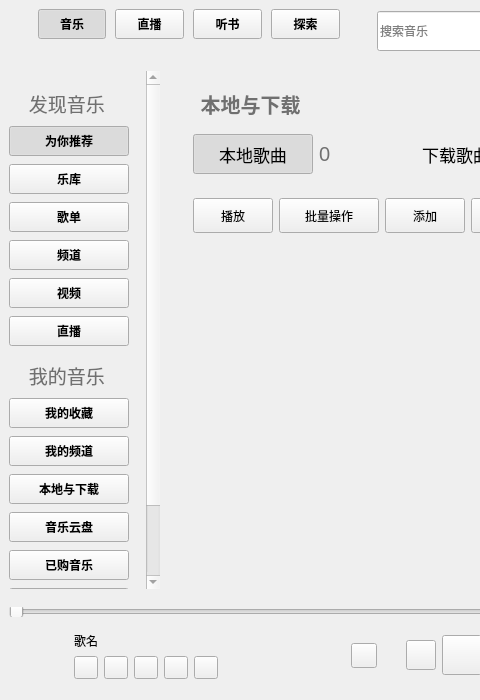
Old version of the form KuGouApp.ui in the repository a-mo-xi-wei/KuGouApp; both pictures show x 0 to 480 and y 0 to 700 of the 1050 by 700 pixel window.
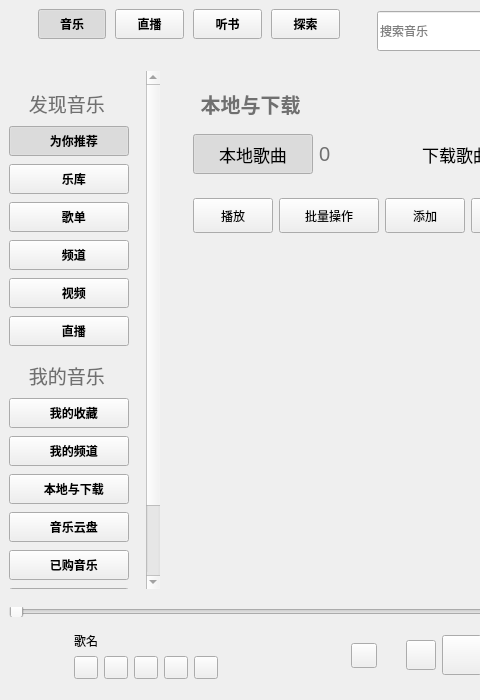
New version of the form. Custom widgets are drawn as their Qt base class.

Commit message: 调整menu_widget中QToolButton中图标和文字的距离

The edit to the form file:
```diff
--- a/KuGouApp.ui
+++ b/KuGouApp.ui
@@ -611,7 +611,7 @@
          <property name="geometry">
           <rect>
            <x>0</x>
-           <y>0</y>
+           <y>-34</y>
            <width>143</width>
            <height>570</height>
           </rect>
@@ -675,7 +675,7 @@
                 <cursorShape>PointingHandCursor</cursorShape>
                </property>
                <property name="text">
-                <string>为你推荐</string>
+                <string>   为你推荐</string>
                </property>
                <property name="iconSize">
                 <size>
@@ -709,7 +709,7 @@
                 <cursorShape>PointingHandCursor</cursorShape>
                </property>
                <property name="text">
-                <string>乐库</string>
+                <string>   乐库</string>
                </property>
                <property name="iconSize">
                 <size>
@@ -740,7 +740,7 @@
                 <cursorShape>PointingHandCursor</cursorShape>
                </property>
                <property name="text">
-                <string>歌单</string>
+                <string>   歌单</string>
                </property>
                <property name="iconSize">
                 <size>
@@ -771,7 +771,7 @@
                 <cursorShape>PointingHandCursor</cursorShape>
                </property>
                <property name="text">
-                <string>频道</string>
+                <string>   频道</string>
                </property>
                <property name="iconSize">
                 <size>
@@ -802,7 +802,7 @@
                 <cursorShape>PointingHandCursor</cursorShape>
                </property>
                <property name="text">
-                <string>视频</string>
+                <string>   视频</string>
                </property>
                <property name="iconSize">
                 <size>
@@ -833,7 +833,7 @@
                 <cursorShape>PointingHandCursor</cursorShape>
                </property>
                <property name="text">
-                <string>直播</string>
+                <string>   直播</string>
                </property>
                <property name="iconSize">
                 <size>
@@ -916,7 +916,7 @@
                 <cursorShape>PointingHandCursor</cursorShape>
                </property>
                <property name="text">
-                <string>我的收藏</string>
+                <string>   我的收藏</string>
                </property>
                <property name="iconSize">
                 <size>
@@ -947,7 +947,7 @@
                 <cursorShape>PointingHandCursor</cursorShape>
                </property>
                <property name="text">
-                <string>我的频道</string>
+                <string>   我的频道</string>
                </property>
                <property name="iconSize">
                 <size>
@@ -978,7 +978,7 @@
                 <cursorShape>PointingHandCursor</cursorShape>
                </property>
                <property name="text">
-                <string>本地与下载</string>
+                <string>   本地与下载</string>
                </property>
                <property name="iconSize">
                 <size>
@@ -1009,7 +1009,7 @@
                 <cursorShape>PointingHandCursor</cursorShape>
                </property>
                <property name="text">
-                <string>音乐云盘</string>
+                <string>   音乐云盘</string>
                </property>
                <property name="iconSize">
                 <size>
@@ -1040,7 +1040,7 @@
                 <cursorShape>PointingHandCursor</cursorShape>
                </property>
                <property name="text">
-                <string>已购音乐</string>
+                <string>   已购音乐</string>
                </property>
                <property name="iconSize">
                 <size>
```
Left out of the diff: 11 changed lines with no effect on the pictures.
